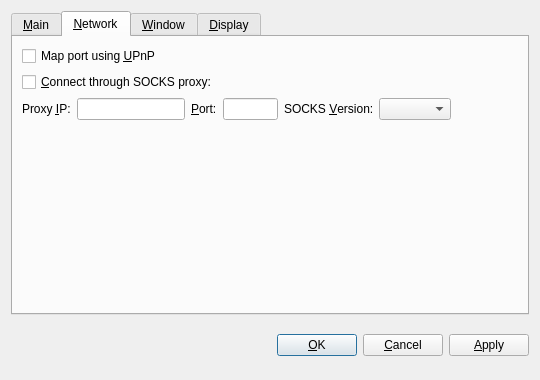
Before: the Qt Designer form src/qt/forms/optionsdialog.ui in macht1/blitz, drawn with Qt 5.
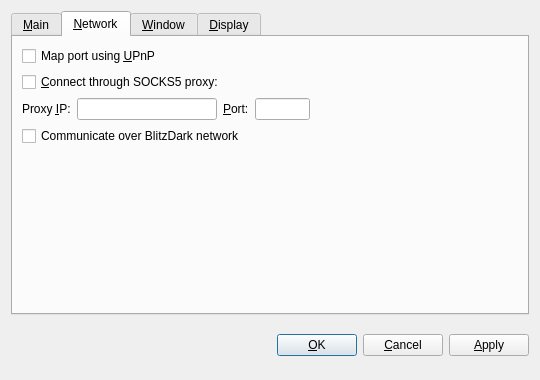
After: the same form once the commit is applied. The open tabs and pages were chosen to show the change. Custom widgets are drawn as their Qt base class.

```diff
--- a/src/qt/forms/optionsdialog.ui
+++ b/src/qt/forms/optionsdialog.ui
@@ -178,7 +178,7 @@
           <string>Connect to the blitz network through a SOCKS proxy (e.g. when connecting through Tor).</string>
          </property>
          <property name="text">
-          <string>&amp;Connect through SOCKS proxy:</string>
+          <string>&amp;Connect through SOCKS5 proxy:</string>
          </property>
         </widget>
        </item>
@@ -236,26 +236,6 @@
            </property>
           </widget>
          </item>
-         <item>
-          <widget class="QLabel" name="socksVersionLabel">
-           <property name="text">
-            <string>SOCKS &amp;Version:</string>
-           </property>
-           <property name="textFormat">
-            <enum>Qt::PlainText</enum>
-           </property>
-           <property name="buddy">
-            <cstring>socksVersion</cstring>
-           </property>
-          </widget>
-         </item>
-         <item>
-          <widget class="QValueComboBox" name="socksVersion">
-           <property name="toolTip">
-            <string>SOCKS version of the proxy (e.g. 5)</string>
-           </property>
-          </widget>
-         </item>
          <item>
           <spacer name="horizontalSpacer_Network">
            <property name="orientation">
@@ -271,6 +251,16 @@
          </item>
         </layout>
        </item>
+       <item>
+        <widget class="QCheckBox" name="connectBlitzDark">
+         <property name="text">
+          <string>Communicate over BlitzDark network</string>
+         </property>
+         <property name="checked">
+          <bool>false</bool>
+         </property>
+        </widget>
+       </item>
        <item>
         <spacer name="verticalSpacer_Network">
          <property name="orientation">
```
Left out of the diff: 39 changed lines with no effect on the pictures.
